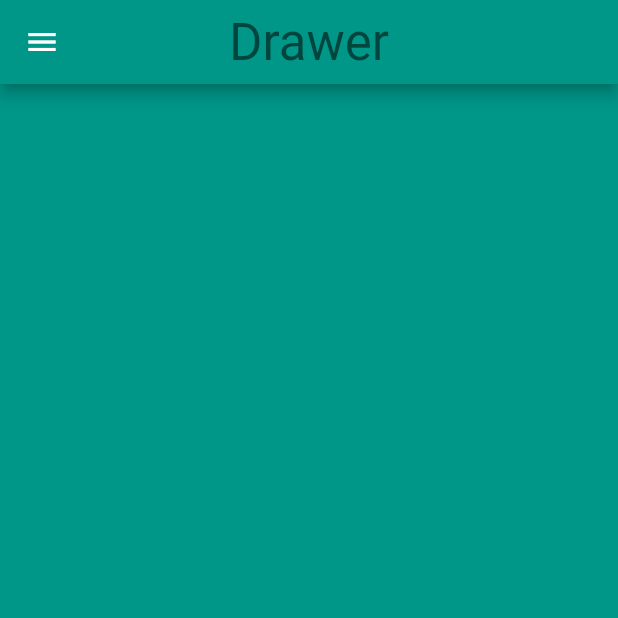
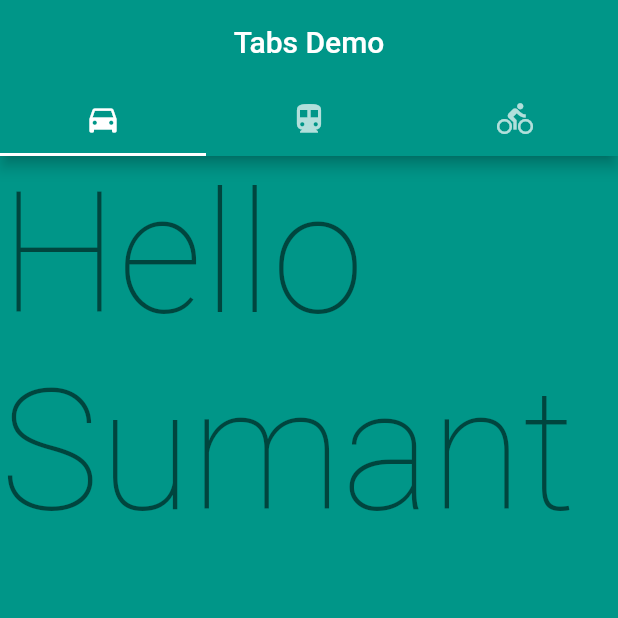
Before and after one commit to Indazzzaaa/dart_routes, a Flutter app: the screen it shows after launch, on a phone screen of 412 x 824 dp, the top half of it. Run offline on Flutter 3.47's test engine with Material 2 defaults, Android fonts, the phone set to English and light mode, and no system bars.

Commit message:
Completed tab bar

```diff
--- a/lib/main.dart
+++ b/lib/main.dart
@@ -1,4 +1,6 @@
 import 'package:expense_book/drawer/drawer_main.dart';
+import 'package:expense_book/tab_bar/main_tab.dart';
+import 'package:expense_book/tab_bar/tab_2.dart';
 import 'package:flutter/material.dart';
 
 import 'bottom_nav_bar/btm_bar.dart';
@@ -18,7 +20,7 @@ class MyApp extends StatelessWidget {
         scaffoldBackgroundColor: Colors.teal,
         visualDensity: VisualDensity.adaptivePlatformDensity,
       ),
-      home: MainDrawerPage(),
+      home: TabBarPage2(),
     );
   }
 }
--- /dev/null
+++ b/lib/tab_bar/tab_2.dart
@@ -0,0 +1,46 @@
+import 'package:flutter/material.dart';
+
+class TabBarPage2 extends StatefulWidget {
+  @override
+  _TabBarPage2State createState() => _TabBarPage2State();
+}
+
+class _TabBarPage2State extends State<TabBarPage2>
+    with TickerProviderStateMixin {
+  TabController _controller;
+  @override
+  void initState() {
+    super.initState();
+    _controller = TabController(length: 3, vsync: this);
+  }
+
+  @override
+  Widget build(BuildContext context) {
+    return Scaffold(
+      appBar: AppBar(
+        bottom: TabBar(
+          onTap: (value) => print(value),
+          tabs: [
+            Tab(icon: Icon(Icons.directions_car)),
+            Tab(icon: Icon(Icons.directions_transit)),
+            Tab(icon: Icon(Icons.directions_bike)),
+          ],
+          controller: _controller, //!This is important part
+        ),
+        title: Text('Tabs Demo'),
+        centerTitle: true,
+      ),
+      body: TabBarView(
+        children: [
+          Text(
+            "Hello Sumant",
+            style: Theme.of(context).textTheme.headline1,
+          ),
+          Icon(Icons.directions_transit),
+          Icon(Icons.directions_bike),
+        ],
+        controller: _controller, //!This is important to use
+      ),
+    );
+  }
+}
```
Also changed, not shown: lib/tab_bar/main_tab.dart (added, +40 -0 lines).
